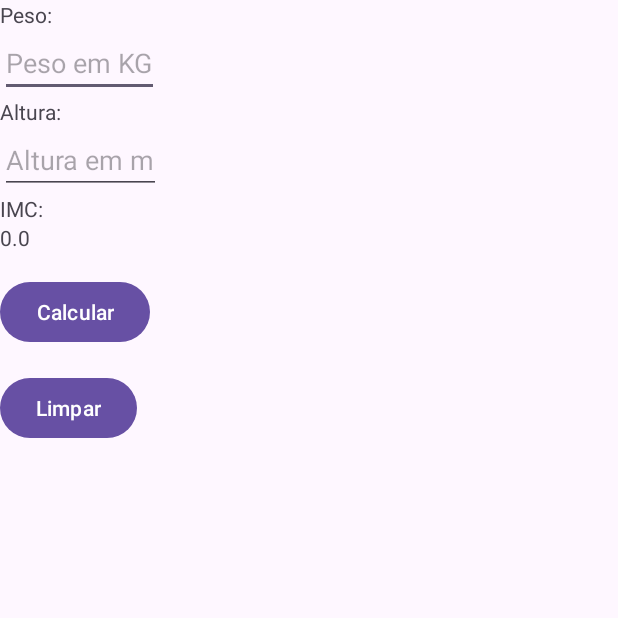
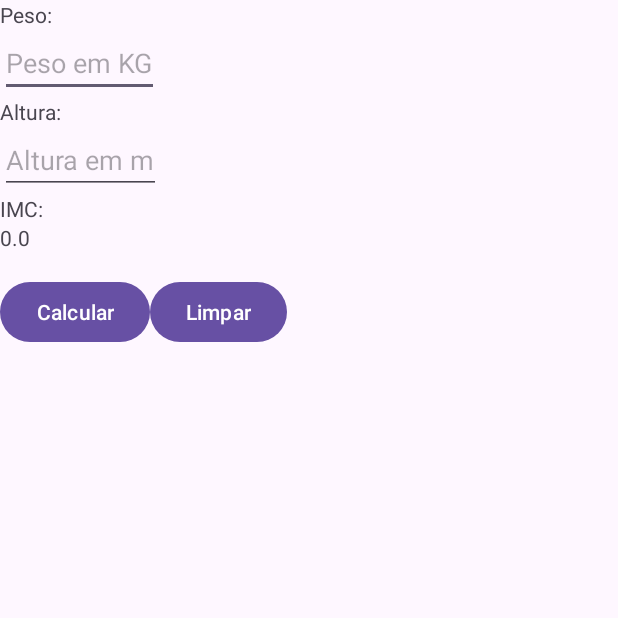
Before and after one commit to jorge-g99/CalculaIMC, an Android app: the screen it shows after launch (MainActivity), on a phone screen of 412 x 824 dp, the top half of it. Run offline under Robolectric (Android 15) with nearby library versions, the phone set to English and light mode, and no system bars.

Commit message:
feat(calculaImc): configuration form to calculate IMC

```diff
--- a/app/src/main/java/br/edu/utfpr/calculaimc/MainActivity.java
+++ b/app/src/main/java/br/edu/utfpr/calculaimc/MainActivity.java
@@ -1,6 +1,10 @@
 package br.edu.utfpr.calculaimc;
 
 import android.os.Bundle;
+import android.view.View;
+import android.widget.Button;
+import android.widget.EditText;
+import android.widget.TextView;
 
 import androidx.activity.EdgeToEdge;
 import androidx.appcompat.app.AppCompatActivity;
@@ -8,8 +12,15 @@ import androidx.core.graphics.Insets;
 import androidx.core.view.ViewCompat;
 import androidx.core.view.WindowInsetsCompat;
 
+import java.text.DecimalFormat;
+
 public class MainActivity extends AppCompatActivity {
 
+    private EditText etPeso;
+    private EditText etAltura;
+    private TextView tvResultado;
+    private Button btCalcula;
+    private Button btLimpar;
     @Override
     protected void onCreate(Bundle savedInstanceState) {
         super.onCreate(savedInstanceState);
@@ -20,5 +31,49 @@ public class MainActivity extends AppCompatActivity {
             v.setPadding(systemBars.left, systemBars.top, systemBars.right, systemBars.bottom);
             return insets;
         });
+        etPeso = findViewById(R.id.etPeso);
+        etAltura = findViewById(R.id.etAltura);
+        tvResultado = findViewById(R.id.tvResultado);
+        btCalcula = findViewById(R.id.btCalcula);
+        btLimpar = findViewById(R.id.btLimpar);
+        btLimpar.setOnClickListener(new View.OnClickListener() {
+            @Override
+            public void onClick(View view) {
+                btLimparOnclick();
+            }
+        });
+
+        btCalcula.setOnClickListener(new View.OnClickListener() {
+            @Override
+            public void onClick(View view) {
+                btCalcularOnClick();
+            }
+        });
+    }
+
+    private void btCalcularOnClick() {
+        if (etPeso.getText().toString().isEmpty()){
+            etPeso.setError("Campo peso deve ser preenchido");
+            etPeso.requestFocus();
+            return;
+        }
+        if (etAltura.getText().toString().isEmpty()){
+            etAltura.setError("Campo altura deve ser preenchido");
+            etAltura.requestFocus();
+            return;
+        }
+
+        double peso = Double.parseDouble(etPeso.getText().toString());
+        double altura = Double.parseDouble( etAltura.getText().toString());
+
+        double resultado = peso / Math.pow(altura, 2);
+
+        DecimalFormat df = new DecimalFormat("0.00");
+        tvResultado.setText(df.format(resultado));
+    }
+
+    private void btLimparOnclick() {
+        etPeso.setText("");
+        etAltura.setText("");
     }
 }
--- a/app/src/main/res/layout/activity_main.xml
+++ b/app/src/main/res/layout/activity_main.xml
@@ -14,6 +14,7 @@
         android:text="Peso:" />
 
     <EditText
+        android:id="@+id/etPeso"
         android:layout_width="wrap_content"
         android:layout_height="wrap_content"
         android:hint="Peso em KG"
@@ -25,6 +26,7 @@
         android:text="Altura:" />
 
     <EditText
+        android:id="@+id/etAltura"
         android:layout_width="wrap_content"
         android:layout_height="wrap_content"
         android:hint="Altura em m"
@@ -36,20 +38,29 @@
         android:text="IMC:" />
 
     <TextView
+        android:id="@+id/tvResultado"
         android:layout_width="wrap_content"
         android:layout_height="wrap_content"
         android:text="0.0" />
 
+    <LinearLayout
+        android:layout_width="wrap_content"
+        android:layout_height="wrap_content"
+        android:orientation="horizontal" >
+
         <Button
+            android:id="@+id/btCalcula"
             android:layout_width="wrap_content"
             android:layout_height="wrap_content"
             android:text="Calcular"
             android:layout_marginTop="16dp" />
 
         <Button
+            android:id="@+id/btLimpar"
             android:layout_width="wrap_content"
             android:layout_height="wrap_content"
             android:text="Limpar"
             android:layout_marginTop="16dp" />
+    </LinearLayout>
 
 </LinearLayout>
```
Lines whose indentation alone changed are shown as unchanged.
